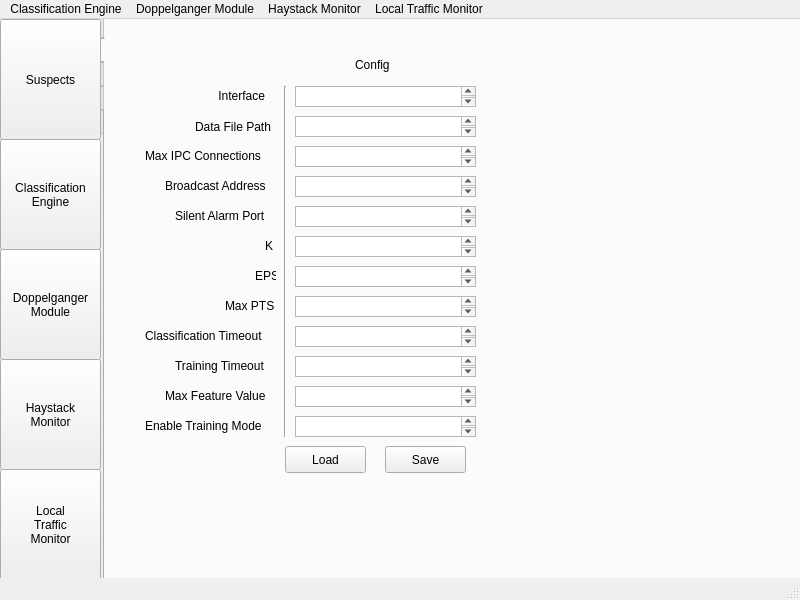
The window that NovaGUI/novagui.ui (altf4/Nova) describes before a commit, drawn with Qt 5.
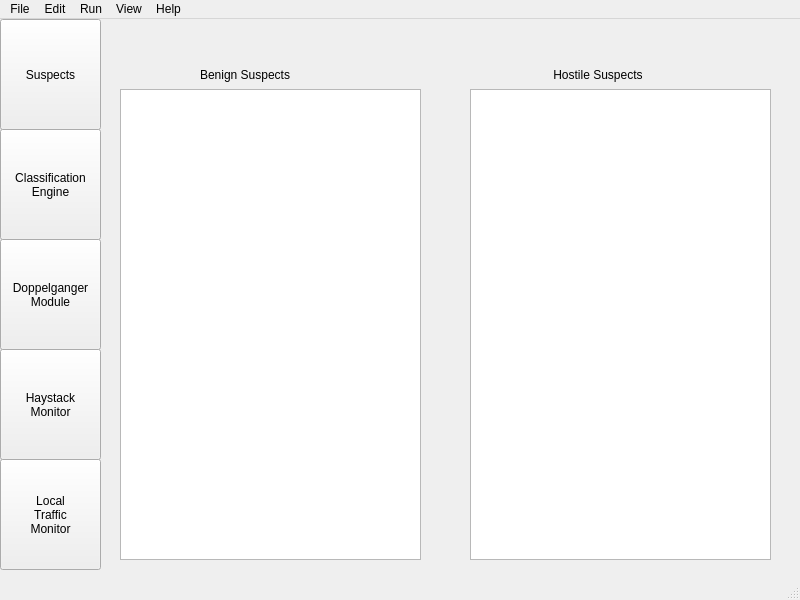
The same window after the commit. The open tabs and pages were chosen to show the change.

```diff
--- a/NovaGUI/novagui.ui
+++ b/NovaGUI/novagui.ui
@@ -14,33 +14,24 @@
    <string>MainWindow</string>
   </property>
   <widget class="QWidget" name="centralwidget">
-   <widget class="QTabWidget" name="tabWidget">
+   <widget class="QStackedWidget" name="stackedWidget">
     <property name="geometry">
      <rect>
-      <x>79</x>
-      <y>-5</y>
-      <width>723</width>
-      <height>570</height>
+      <x>100</x>
+      <y>-20</y>
+      <width>691</width>
+      <height>581</height>
      </rect>
     </property>
-    <property name="tabPosition">
-     <enum>QTabWidget::West</enum>
-    </property>
     <property name="currentIndex">
      <number>0</number>
     </property>
-    <property name="usesScrollButtons">
-     <bool>true</bool>
-    </property>
-    <widget class="QWidget" name="Suspects">
-     <attribute name="title">
-      <string/>
-     </attribute>
+    <widget class="QWidget" name="stackedWidgetPage1" native="true">
      <widget class="QListWidget" name="benignList">
       <property name="geometry">
        <rect>
         <x>20</x>
-        <y>50</y>
+        <y>90</y>
         <width>301</width>
         <height>471</height>
        </rect>
@@ -50,8 +41,8 @@
       <property name="geometry">
        <rect>
         <x>100</x>
-        <y>20</y>
-        <width>111</width>
+        <y>60</y>
+        <width>121</width>
         <height>31</height>
        </rect>
       </property>
@@ -63,8 +54,8 @@
       <property name="geometry">
        <rect>
         <x>450</x>
-        <y>20</y>
-        <width>111</width>
+        <y>60</y>
+        <width>121</width>
         <height>31</height>
        </rect>
       </property>
@@ -76,30 +67,14 @@
       <property name="geometry">
        <rect>
         <x>370</x>
-        <y>50</y>
+        <y>90</y>
         <width>301</width>
         <height>471</height>
        </rect>
       </property>
      </widget>
     </widget>
-    <widget class="QWidget" name="CETab">
-     <attribute name="title">
-      <string/>
-     </attribute>
-     <widget class="QPushButton" name="CELoadButton">
-      <property name="geometry">
-       <rect>
-        <x>180</x>
-        <y>430</y>
-        <width>81</width>
-        <height>27</height>
-       </rect>
-      </property>
-      <property name="text">
-       <string>Load</string>
-      </property>
-     </widget>
+    <widget class="QWidget" name="stackedWidgetPage2" native="true">
      <widget class="QPlainTextEdit" name="CETrainingTimeoutEdit">
       <property name="geometry">
        <rect>
@@ -136,19 +111,6 @@
        <string>Max IPC Connections</string>
       </property>
      </widget>
-     <widget class="QPushButton" name="CESaveButton">
-      <property name="geometry">
-       <rect>
-        <x>280</x>
-        <y>430</y>
-        <width>81</width>
-        <height>27</height>
-       </rect>
-      </property>
-      <property name="text">
-       <string>Save</string>
-      </property>
-     </widget>
      <widget class="QPlainTextEdit" name="CEMaxFeatureValEdit">
       <property name="geometry">
        <rect>
@@ -416,10 +378,7 @@
       </property>
      </widget>
     </widget>
-    <widget class="QWidget" name="DMTab">
-     <attribute name="title">
-      <string/>
-     </attribute>
+    <widget class="QWidget" name="stackedWidgetPage3" native="true">
      <widget class="QPlainTextEdit" name="DMInterfaceEdit">
       <property name="geometry">
        <rect>
@@ -542,10 +501,7 @@
       </property>
      </widget>
     </widget>
-    <widget class="QWidget" name="HSTab">
-     <attribute name="title">
-      <string/>
-     </attribute>
+    <widget class="QWidget" name="stackedWidgetPage4" native="true">
      <widget class="QLabel" name="HSConfigLabel">
       <property name="geometry">
        <rect>
@@ -691,10 +647,7 @@
       </property>
      </widget>
     </widget>
-    <widget class="QWidget" name="LTMTab">
-     <attribute name="title">
-      <string/>
-     </attribute>
+    <widget class="QWidget" name="stackedWidgetPage5" native="true">
      <widget class="QPlainTextEdit" name="LTMInterfaceEdit">
       <property name="geometry">
        <rect>
@@ -824,7 +777,7 @@
       <x>0</x>
       <y>0</y>
       <width>101</width>
-      <height>121</height>
+      <height>111</height>
      </rect>
     </property>
     <property name="text">
@@ -835,7 +788,7 @@
     <property name="geometry">
      <rect>
       <x>0</x>
-      <y>120</y>
+      <y>110</y>
       <width>101</width>
       <height>111</height>
      </rect>
@@ -852,7 +805,7 @@
     <property name="geometry">
      <rect>
       <x>0</x>
-      <y>230</y>
+      <y>220</y>
       <width>101</width>
       <height>111</height>
      </rect>
@@ -866,7 +819,7 @@
     <property name="geometry">
      <rect>
       <x>0</x>
-      <y>340</y>
+      <y>330</y>
       <width>101</width>
       <height>111</height>
      </rect>
@@ -880,7 +833,7 @@
     <property name="geometry">
      <rect>
       <x>0</x>
-      <y>450</y>
+      <y>440</y>
       <width>101</width>
       <height>111</height>
      </rect>
@@ -901,34 +854,40 @@
      <height>20</height>
     </rect>
    </property>
-   <widget class="QMenu" name="menuClassification_Engine">
+   <widget class="QMenu" name="menuFile">
     <property name="title">
-     <string>Classification Engine</string>
+     <string>File</string>
     </property>
     <addaction name="actionTodo"/>
    </widget>
-   <widget class="QMenu" name="menuDoppelganger_Module">
+   <widget class="QMenu" name="menuEdit">
     <property name="title">
-     <string>Doppelganger Module</string>
+     <string>Edit</string>
     </property>
     <addaction name="actionTodo_2"/>
    </widget>
-   <widget class="QMenu" name="menuHaystack_Monitor">
+   <widget class="QMenu" name="menuRun">
     <property name="title">
-     <string>Haystack Monitor</string>
+     <string>Run</string>
     </property>
     <addaction name="actionTodo_3"/>
    </widget>
-   <widget class="QMenu" name="menuLocal_Traffic_Monitor">
+   <widget class="QMenu" name="menuView">
     <property name="title">
-     <string>Local Traffic Monitor</string>
+     <string>View</string>
     </property>
     <addaction name="actionTodo_4"/>
    </widget>
-   <addaction name="menuClassification_Engine"/>
-   <addaction name="menuDoppelganger_Module"/>
-   <addaction name="menuHaystack_Monitor"/>
-   <addaction name="menuLocal_Traffic_Monitor"/>
+   <widget class="QMenu" name="menuHelp">
+    <property name="title">
+     <string>Help</string>
+    </property>
+   </widget>
+   <addaction name="menuFile"/>
+   <addaction name="menuEdit"/>
+   <addaction name="menuRun"/>
+   <addaction name="menuView"/>
+   <addaction name="menuHelp"/>
   </widget>
   <widget class="QStatusBar" name="statusbar"/>
   <action name="actionTodo">
```
Left out of the diff: 102 changed lines with no effect on the pictures.
